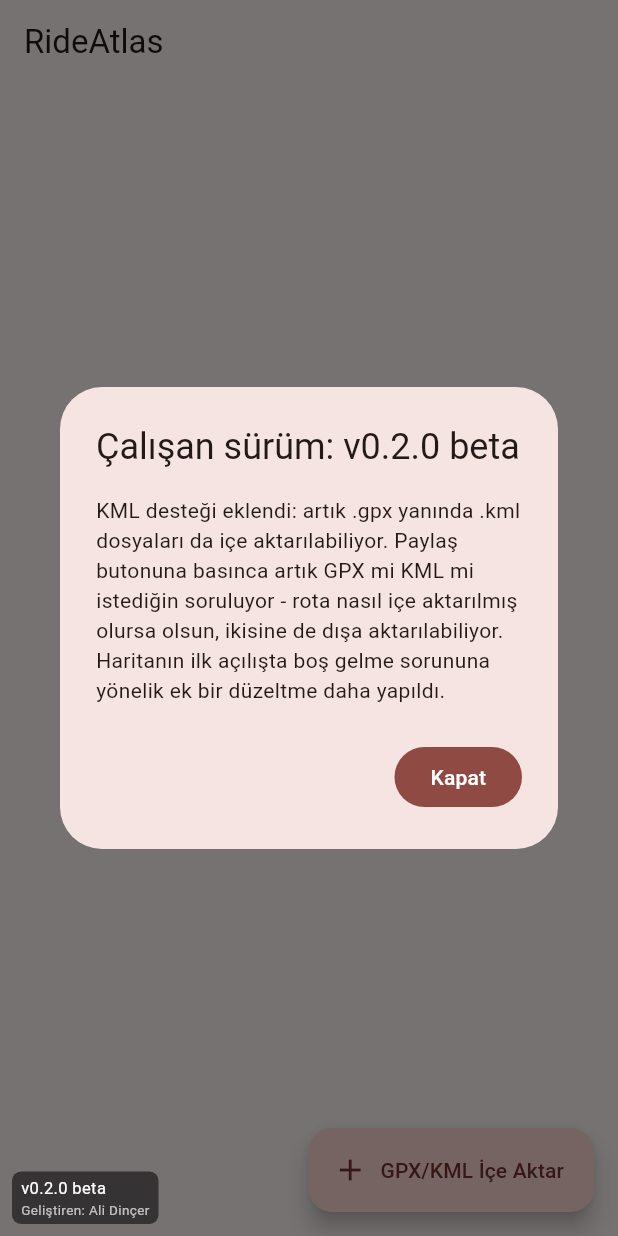
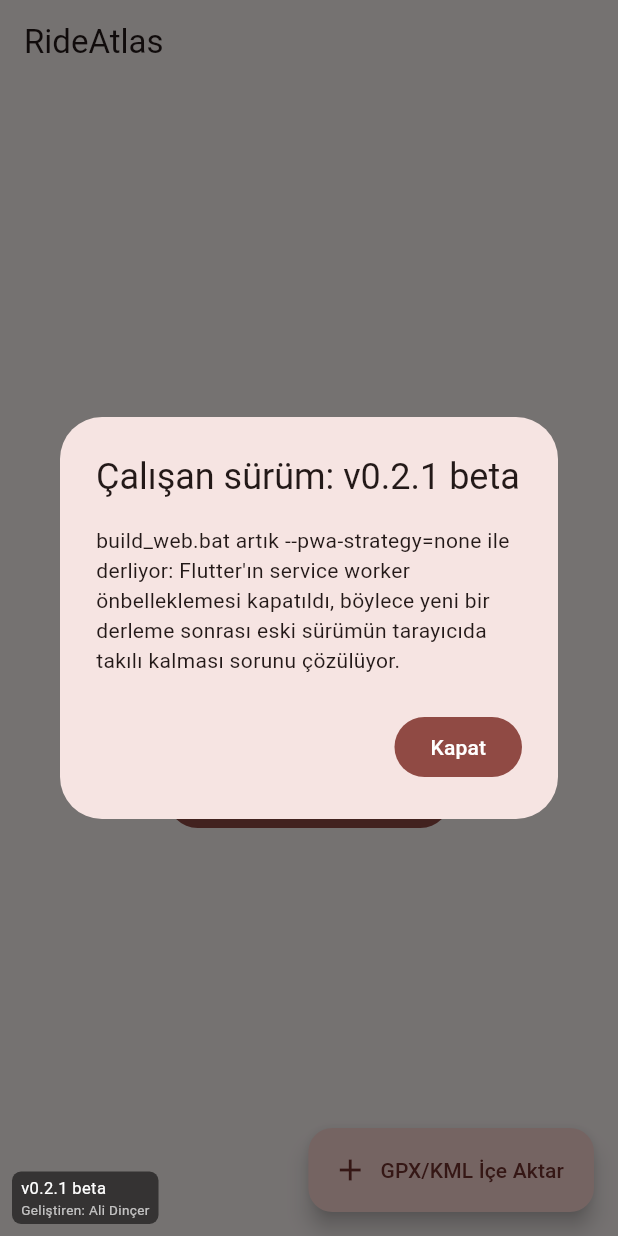
Before and after one commit to alid67-git/RideAtlas, a Flutter app: the screen it shows after launch, on a phone screen of 412 x 824 dp. Run offline on Flutter 3.47's test engine with Material 3 defaults, Android fonts, the phone set to English and light mode, and no system bars; our stand-ins replace file_picker, fl_chart, flutter_map, hive, hive_flutter, latlong2 and 1 more; missing offline and left inert: gpx; accounts and stored records are empty.

Commit message:
Disable the PWA service worker in the web build
Flutter's default web build registers a service worker that
aggressively caches the app, which can keep serving a stale build
from a browser tab even after rebuilding and restarting the local
static server. --pwa-strategy=none skips that layer entirely, which
is the right tradeoff for a locally-served dev tool.

```diff
--- a/lib/build_info.dart
+++ b/lib/build_info.dart
@@ -1,11 +1,9 @@
 /// Bumped by hand on every push so the running build can be eyeballed on
 /// screen (Chrome tabs / dev servers can otherwise silently serve stale JS).
-const String kAppBuildLabel = 'v0.2.0 beta';
+const String kAppBuildLabel = 'v0.2.1 beta';
 
 /// Shown once, in a dialog, the first time this build label is seen.
 const String kAppBuildNote =
-    'KML desteği eklendi: artık .gpx yanında .kml dosyaları da içe '
-    'aktarılabiliyor. Paylaş butonuna basınca artık GPX mi KML mi '
-    'istediğin soruluyor - rota nasıl içe aktarılmış olursa olsun, '
-    'ikisine de dışa aktarılabiliyor. Haritanın ilk açılışta boş gelme '
-    'sorununa yönelik ek bir düzeltme daha yapıldı.';
+    'build_web.bat artık --pwa-strategy=none ile derliyor: Flutter\'ın '
+    'service worker önbelleklemesi kapatıldı, böylece yeni bir derleme '
+    'sonrası eski sürümün tarayıcıda takılı kalması sorunu çözülüyor.';
```
Also changed, not shown: 1 other file.
